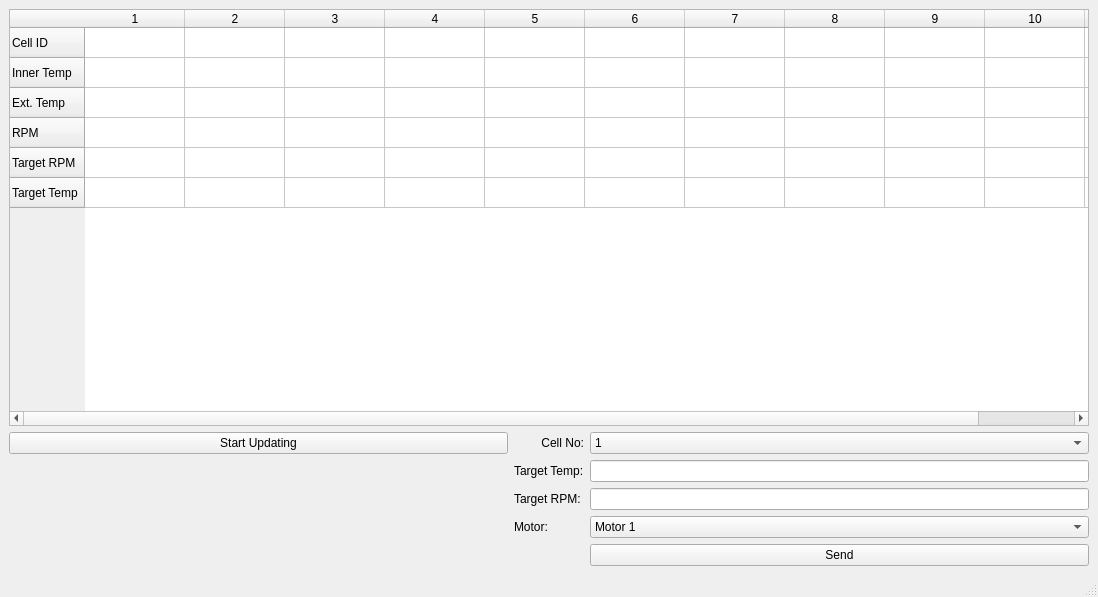
Before: the Qt Designer form mr10gui_test/mainwindow.ui in daharkan/ModularReactionPackage, drawn with Qt 5.
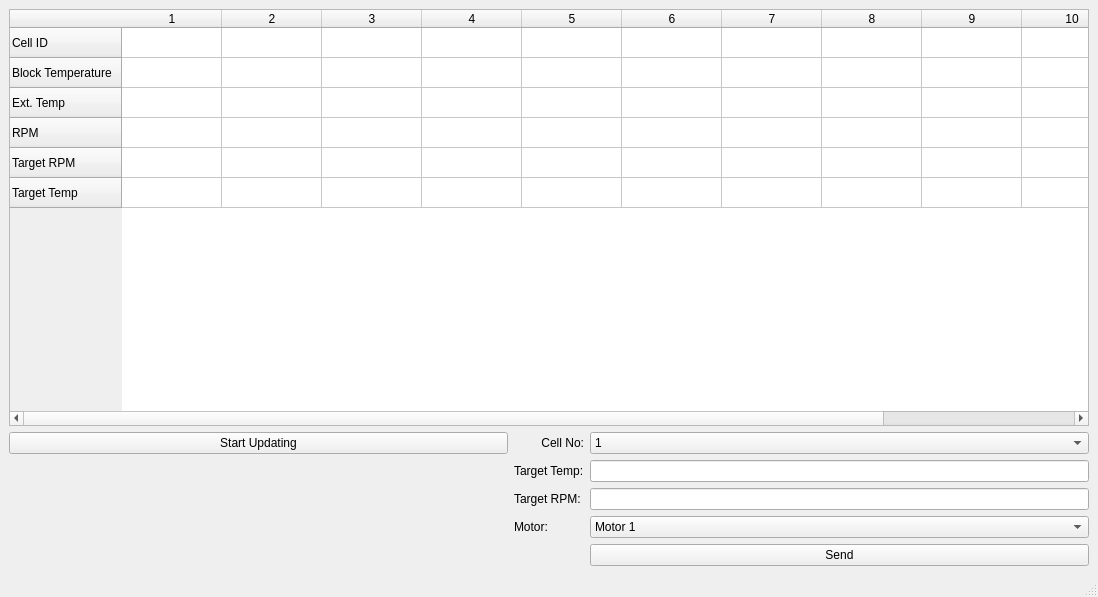
After: the same form once the commit is applied.

The edit to the form file:
```diff
--- a/mr10gui_test/mainwindow.ui
+++ b/mr10gui_test/mainwindow.ui
@@ -31,7 +31,7 @@
       </row>
       <row>
        <property name="text">
-        <string>Inner Temp</string>
+        <string>Block Temperature</string>
        </property>
       </row>
       <row>
```
